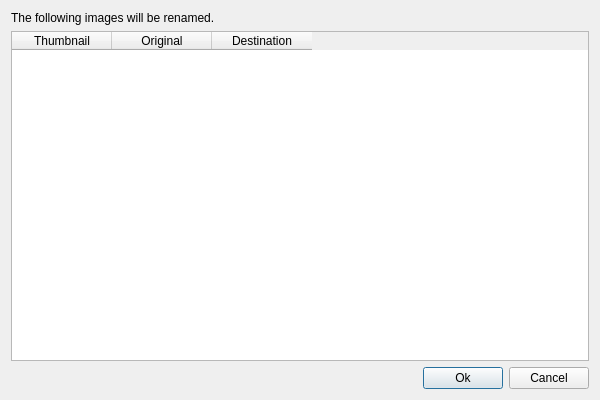
This is gui/src/utils/rename-existing/rename-existing-2.ui in Bionus/imgbrd-grabber as Qt 5 draws it before an edit. The edited form follows.
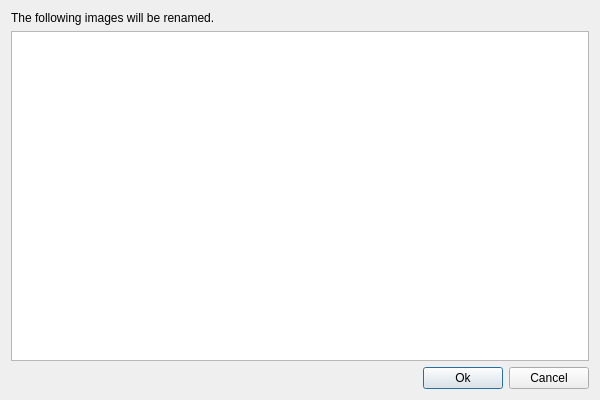
This is the edited form. Icons and pictures are not drawn.

Commit message: Show thumbnails lazily in rename tool results window (fix #1929)

What changed in the file:
```diff
--- a/gui/src/utils/rename-existing/rename-existing-2.ui
+++ b/gui/src/utils/rename-existing/rename-existing-2.ui
@@ -26,38 +26,7 @@
     </widget>
    </item>
    <item>
-    <widget class="QTableWidget" name="tableWidget">
-     <property name="editTriggers">
-      <set>QAbstractItemView::NoEditTriggers</set>
-     </property>
-     <property name="showDropIndicator" stdset="0">
-      <bool>false</bool>
-     </property>
-     <attribute name="horizontalHeaderHighlightSections">
-      <bool>false</bool>
-     </attribute>
-     <attribute name="verticalHeaderDefaultSectionSize">
-      <number>50</number>
-     </attribute>
-     <attribute name="verticalHeaderHighlightSections">
-      <bool>false</bool>
-     </attribute>
-     <column>
-      <property name="text">
-       <string>Thumbnail</string>
-      </property>
-     </column>
-     <column>
-      <property name="text">
-       <string>Original</string>
-      </property>
-     </column>
-     <column>
-      <property name="text">
-       <string>Destination</string>
-      </property>
-     </column>
-    </widget>
+    <widget class="QTableView" name="tableView"/>
    </item>
    <item>
     <layout class="QHBoxLayout" name="horizontalLayout_4">
```
The commit also changes 4 other files.
